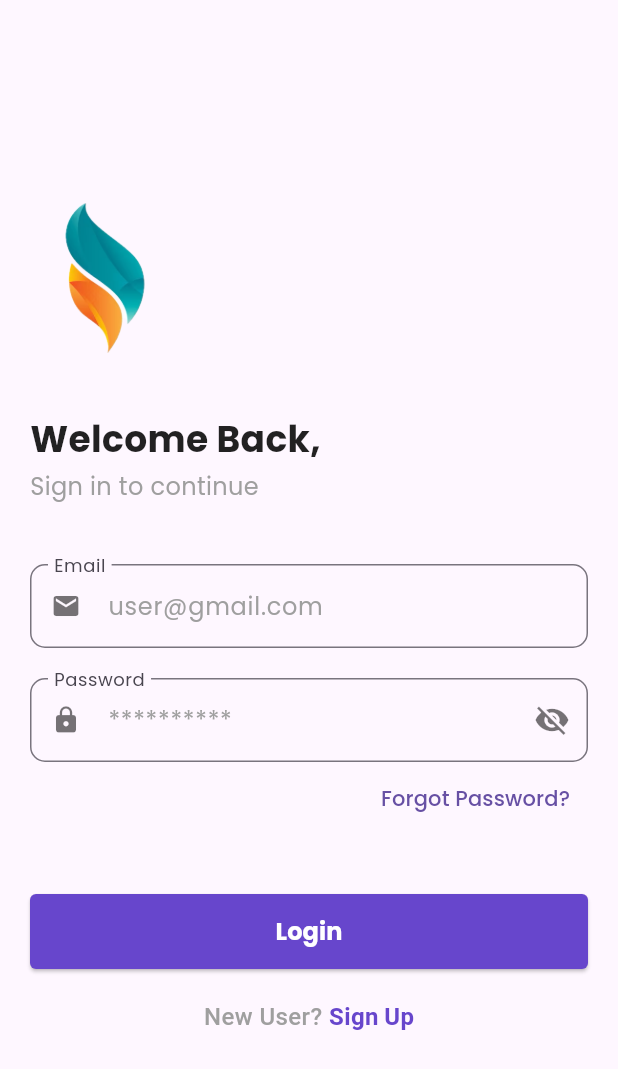
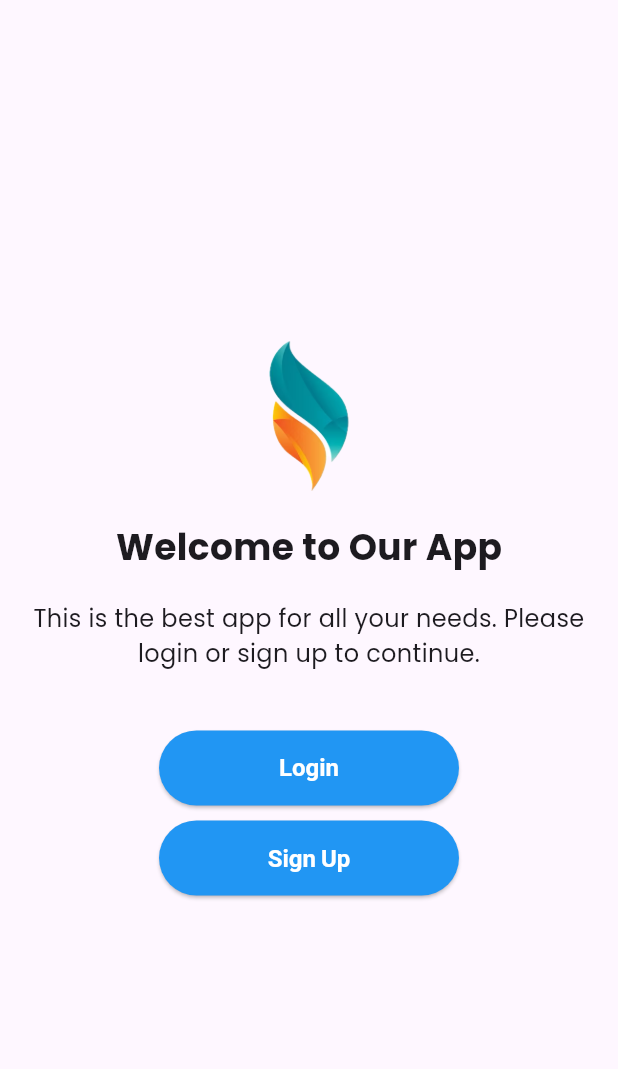
Before and after one commit to Sivananthini164/session_1, a Flutter app: the screen it shows after launch, on a phone screen of 412 x 824 dp. Shown: the top 1069 px of the screen. Run offline on Flutter 3.47's test engine with Material 3 defaults, Android fonts, the phone set to English and light mode, and no system bars; our stand-ins replace google_fonts.

Commit message:
refactor: update app entry point and replace login screen with onboarding screen

```diff
--- a/lib/main.dart
+++ b/lib/main.dart
@@ -1,6 +1,6 @@
 import 'package:flutter/material.dart';
 import 'package:google_fonts/google_fonts.dart';
-import 'package:session_1/screens/login/login_screen.dart';
+import 'package:session_1/screens/onbording/onbording_screen.dart';
 
 void main() {
   runApp(const MainApp());
@@ -15,7 +15,7 @@ class MainApp extends StatelessWidget {
       theme: ThemeData(
         fontFamily: GoogleFonts.poppins().fontFamily,
       ),
-      home: const LoginScreen(),
+      home: const OnboardingScreen(),
     );
   }
 }
--- a/lib/screens/login/login_screen.dart
+++ b/lib/screens/login/login_screen.dart
@@ -30,7 +30,7 @@ class _LoginScreenState extends State<LoginScreen> {
             key: _formKey, // Key to manage the form validation
             child: Column(
               mainAxisAlignment: MainAxisAlignment.center,
-              crossAxisAlignment: CrossAxisAlignment.start,
+              crossAxisAlignment: CrossAxisAlignment.center,
               children: [
                 _buildHeader(),
                 const SizedBox(height: 40),
@@ -53,7 +53,6 @@ class _LoginScreenState extends State<LoginScreen> {
   // Header with welcome text
   Widget _buildHeader() {
     return Column(
-      crossAxisAlignment: CrossAxisAlignment.start,
       children: [
         Image.asset(
           "assets/logo.png", // Logo image
@@ -62,7 +61,7 @@ class _LoginScreenState extends State<LoginScreen> {
         ),
         const SizedBox(height: 40),
         const Text(
-          "Welcome Back,",
+          "Welcome Back",
           style: TextStyle(
             fontSize: 24,
             fontWeight: FontWeight.bold,
--- /dev/null
+++ b/lib/screens/onbording/onbording_screen.dart
@@ -0,0 +1,108 @@
+import 'package:flutter/material.dart';
+import 'package:session_1/screens/login/login_screen.dart';
+import 'package:session_1/screens/signup/signup_screen.dart';
+
+class OnboardingScreen extends StatelessWidget {
+  const OnboardingScreen({super.key});
+
+  @override
+  Widget build(BuildContext context) {
+    return Scaffold(
+      body: Padding(
+        padding: const EdgeInsets.all(16.0),
+        child: Column(
+          mainAxisAlignment: MainAxisAlignment.center,
+          children: <Widget>[
+            _buildLogo(),
+            const SizedBox(height: 20.0),
+            _buildTitle(),
+            const SizedBox(height: 20.0),
+            _buildDescription(),
+            const SizedBox(height: 40.0),
+            _buildLoginButton(context),
+            const SizedBox(height: 10.0),
+            _buildSignUpButton(context),
+          ],
+        ),
+      ),
+    );
+  }
+
+  // Logo widget
+  Widget _buildLogo() {
+    return Image.asset(
+      "assets/logo.png", // Logo image
+      width: 100,
+      height: 100,
+    );
+  }
+
+  // Title text widget
+  Widget _buildTitle() {
+    return const Text(
+      'Welcome to Our App',
+      style: TextStyle(
+        fontSize: 24.0,
+        fontWeight: FontWeight.bold,
+      ),
+    );
+  }
+
+  // Description text widget
+  Widget _buildDescription() {
+    return const Text(
+      'This is the best app for all your needs. Please login or sign up to continue.',
+      textAlign: TextAlign.center,
+      style: TextStyle(
+        fontSize: 16.0,
+      ),
+    );
+  }
+
+  // Login button widget
+  Widget _buildLoginButton(BuildContext context) {
+    return _buildActionButton(
+      label: 'Login',
+      onPressed: () {
+        // Navigate to login screen
+        // Navigator.pushNamed(context, '/login');
+        Navigator.push(context,
+            MaterialPageRoute(builder: (context) => const LoginScreen()));
+      },
+    );
+  }
+
+  // Sign up button widget
+  Widget _buildSignUpButton(BuildContext context) {
+    return _buildActionButton(
+      label: 'Sign Up',
+      onPressed: () {
+        // Navigate to signup screen
+        // Navigator.pushNamed(context, '/signup');
+        Navigator.push(context,
+            MaterialPageRoute(builder: (context) => const SignUpScreen()));
+      },
+    );
+  }
+
+  // Reusable action button widget
+  Widget _buildActionButton({
+    required String label,
+    required VoidCallback onPressed,
+  }) {
+    return ElevatedButton(
+      onPressed: onPressed,
+      style: ElevatedButton.styleFrom(
+        fixedSize: const Size(200, 50),
+        foregroundColor: Colors.white,
+        backgroundColor: Colors.blue, // Text color
+        padding: const EdgeInsets.symmetric(horizontal: 32.0, vertical: 12.0),
+        textStyle: const TextStyle(
+          fontSize: 16.0,
+          fontWeight: FontWeight.bold,
+        ),
+      ),
+      child: Text(label),
+    );
+  }
+}
--- a/lib/screens/signup/signup_screen.dart
+++ b/lib/screens/signup/signup_screen.dart
@@ -10,6 +10,10 @@ class SignUpScreen extends StatefulWidget {
 class _SignUpScreenState extends State<SignUpScreen> {
   @override
   Widget build(BuildContext context) {
-    return const Placeholder();
+    return const Scaffold(
+      body: Center(
+        child: Text('Sign Up Screen'),
+      ),
+    );
   }
 }
```
Also changed, not shown: 1 other file.
